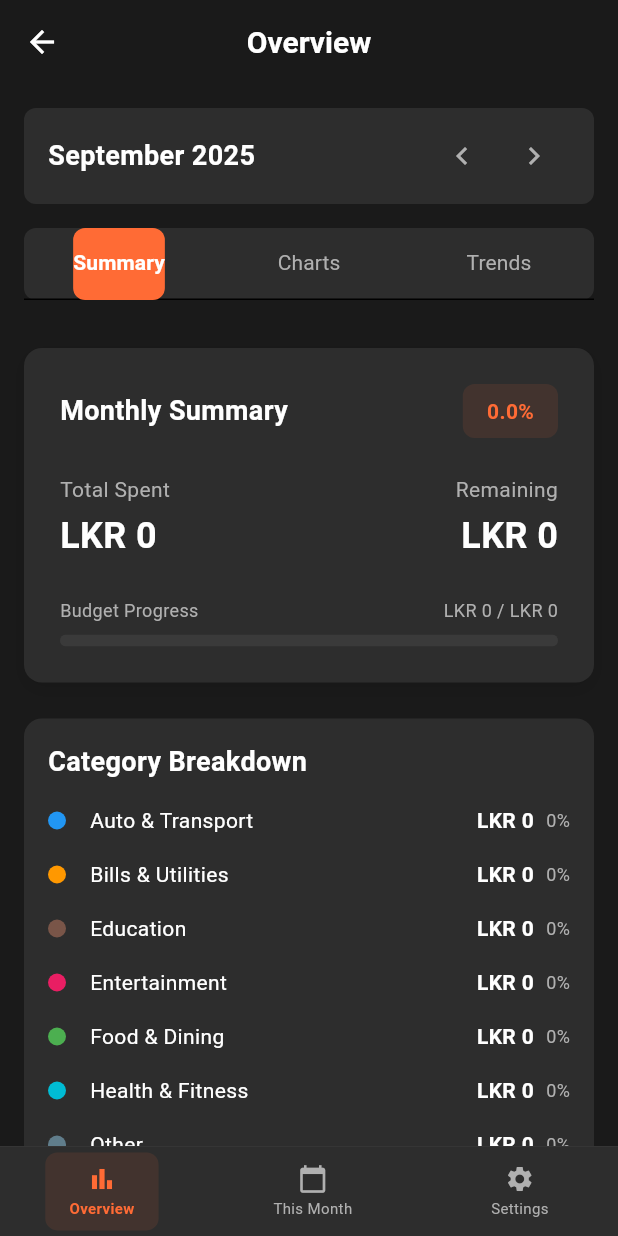
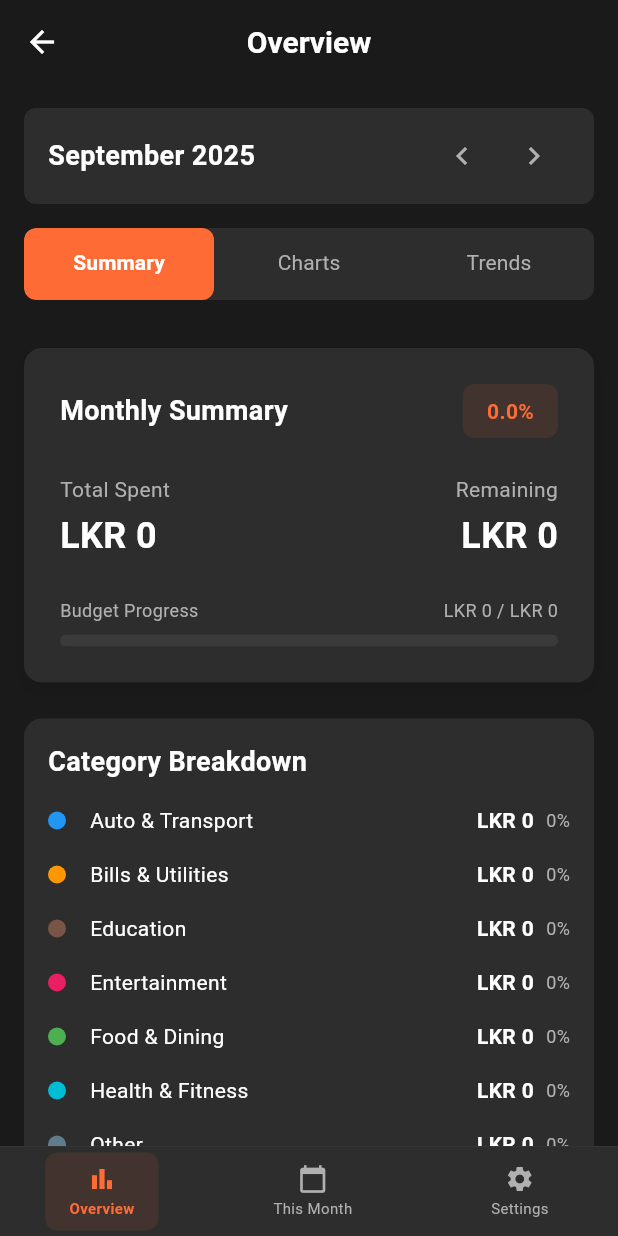
Before and after one commit to rishithamenush/moneymaker, a Flutter app: the OverviewPage screen opened by its route, on a phone screen of 412 x 824 dp. Run offline on Flutter 3.47's test engine with Material 3 defaults, Android fonts, the phone set to English and light mode, and no system bars; our stand-ins replace equatable, firebase_auth, firebase_core, fl_chart, flutter_local_notifications, flutter_secure_storage and 4 more; accounts and stored records are empty.

Commit message:
Inital commit

```diff
--- a/lib/presentation/pages/overview/overview_page.dart
+++ b/lib/presentation/pages/overview/overview_page.dart
@@ -89,12 +89,18 @@ class _OverviewPageState extends State<OverviewPage> with TickerProviderStateMix
                   color: AppColors.surface,
                   borderRadius: BorderRadius.circular(AppDimensions.radiusM),
                 ),
+                clipBehavior: Clip.antiAlias,
                 child: TabBar(
                   controller: _tabController,
+                  isScrollable: false,
                   indicator: BoxDecoration(
                     color: AppColors.primary,
                     borderRadius: BorderRadius.circular(AppDimensions.radiusM),
                   ),
+                  indicatorSize: TabBarIndicatorSize.tab,
+                  indicatorPadding: EdgeInsets.zero,
+                  dividerColor: Colors.transparent,
+                  labelPadding: EdgeInsets.zero,
                   labelColor: AppColors.textPrimary,
                   unselectedLabelColor: AppColors.textSecondary,
                   labelStyle: const TextStyle(
```
